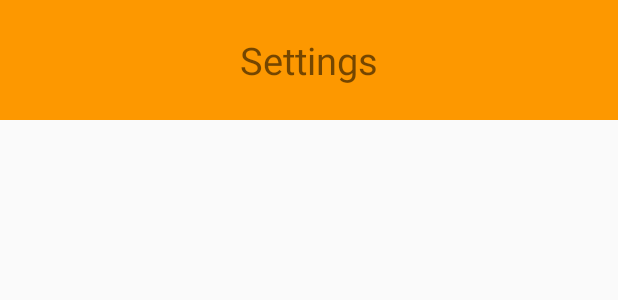
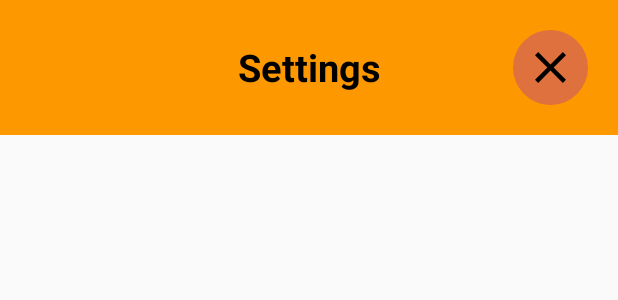
Before and after one commit to MarkSpaghetti/Waterify3.0, an Android app: the layout activity_settings.xml on its own in the app's theme, with its tools: preview values and no code run, on a phone screen of 412 x 824 dp. Shown: the top 300 px of the screen. Run offline under Robolectric (Android 15) with nearby library versions, the phone set to English and light mode, and no system bars.

Commit message:
custom close button

```diff
--- a/app/src/main/res/layout/activity_settings.xml
+++ b/app/src/main/res/layout/activity_settings.xml
@@ -12,7 +12,7 @@
         android:layout_height="wrap_content"
         android:background="@color/orange"
         app:layout_constraintTop_toTopOf="parent"
-        android:minHeight="80dp">
+        android:minHeight="90dp">
 
         <TextView
             android:id="@+id/toolbar_title"
@@ -20,7 +20,11 @@
             android:layout_height="wrap_content"
             android:layout_gravity="center"
             android:text="Settings"
-            android:textSize="25dp"/>
+            android:textSize="25dp"
+            android:textStyle="bold"
+            android:textColor="@color/black"/>
     </Toolbar>
 
+    <include android:id="@+id/call_close_button" layout="@layout/header_close_button" />
+
 </androidx.constraintlayout.widget.ConstraintLayout>
--- a/app/src/main/res/layout/header_close_button.xml
+++ b/app/src/main/res/layout/header_close_button.xml
@@ -1,6 +1,20 @@
 <?xml version="1.0" encoding="utf-8"?>
 <androidx.constraintlayout.widget.ConstraintLayout xmlns:android="http://schemas.android.com/apk/res/android"
     android:layout_width="match_parent"
-    android:layout_height="match_parent">
+    android:layout_height="match_parent"
+    xmlns:app="http://schemas.android.com/apk/res-auto">
+
+    <ImageButton
+        android:id="@+id/button6"
+        android:layout_width="50dp"
+        android:layout_height="50dp"
+        android:layout_marginTop="20dp"
+        android:layout_marginRight="20dp"
+        android:background="@drawable/circle"
+        android:src="@drawable/icon_close"
+        android:backgroundTint="@color/red"
+        app:layout_constraintEnd_toEndOf="parent"
+        app:layout_constraintTop_toTopOf="parent"
+        />
 
 </androidx.constraintlayout.widget.ConstraintLayout>
```
